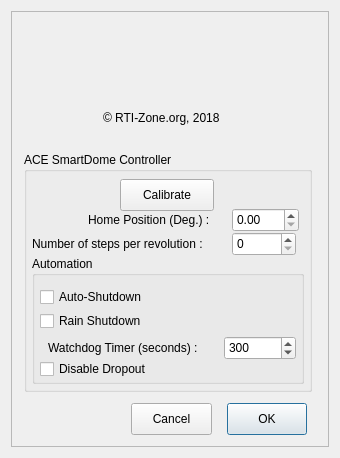
This is ACEDome.ui in rpineau/ACEDome as Qt 5 draws it before an edit. The edited form follows.
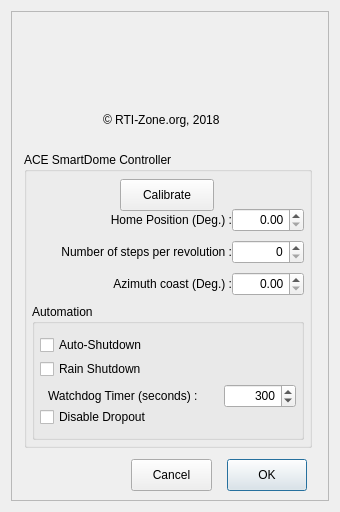
This is the edited form. Icons and pictures are not drawn. Custom widgets are drawn as their Qt base class.

Commit message: Added some code to back off a little bit if we pass home on homing. Also used the coast value to check goto and homing boundaries.

```diff
--- a/ACEDome.ui
+++ b/ACEDome.ui
@@ -7,19 +7,19 @@
     <x>0</x>
     <y>0</y>
     <width>340</width>
-    <height>458</height>
+    <height>512</height>
    </rect>
   </property>
   <property name="minimumSize">
    <size>
     <width>340</width>
-    <height>458</height>
+    <height>512</height>
    </size>
   </property>
   <property name="maximumSize">
    <size>
     <width>340</width>
-    <height>458</height>
+    <height>512</height>
    </size>
   </property>
   <property name="windowTitle">
@@ -55,7 +55,7 @@
         <x>13</x>
         <y>141</y>
         <width>288</width>
-        <height>240</height>
+        <height>296</height>
        </rect>
       </property>
       <property name="title">
@@ -77,25 +77,31 @@
       <widget class="QLabel" name="label_2">
        <property name="geometry">
         <rect>
-         <x>64</x>
+         <x>8</x>
          <y>56</y>
-         <width>132</width>
+         <width>200</width>
          <height>24</height>
         </rect>
        </property>
        <property name="text">
         <string>Home Position (Deg.) :</string>
        </property>
+       <property name="alignment">
+        <set>Qt::AlignRight|Qt::AlignTrailing|Qt::AlignVCenter</set>
+       </property>
       </widget>
       <widget class="QDoubleSpinBox" name="homePosition">
        <property name="geometry">
         <rect>
          <x>208</x>
          <y>56</y>
-         <width>67</width>
+         <width>72</width>
          <height>24</height>
         </rect>
        </property>
+       <property name="alignment">
+        <set>Qt::AlignRight|Qt::AlignTrailing|Qt::AlignVCenter</set>
+       </property>
        <property name="maximum">
         <double>359.990000000000009</double>
        </property>
@@ -104,24 +110,30 @@
        <property name="geometry">
         <rect>
          <x>8</x>
-         <y>80</y>
-         <width>185</width>
+         <y>88</y>
+         <width>200</width>
          <height>24</height>
         </rect>
        </property>
        <property name="text">
         <string>Number of steps per revolution :</string>
        </property>
+       <property name="alignment">
+        <set>Qt::AlignRight|Qt::AlignTrailing|Qt::AlignVCenter</set>
+       </property>
       </widget>
       <widget class="QSpinBox" name="ticksPerRev">
        <property name="geometry">
         <rect>
          <x>208</x>
-         <y>80</y>
-         <width>64</width>
+         <y>88</y>
+         <width>72</width>
          <height>24</height>
         </rect>
        </property>
+       <property name="alignment">
+        <set>Qt::AlignRight|Qt::AlignTrailing|Qt::AlignVCenter</set>
+       </property>
        <property name="maximum">
         <number>65535</number>
        </property>
@@ -130,9 +142,9 @@
        <property name="geometry">
         <rect>
          <x>8</x>
-         <y>104</y>
+         <y>152</y>
          <width>272</width>
-         <height>128</height>
+         <height>136</height>
         </rect>
        </property>
        <property name="title">
@@ -186,6 +198,9 @@
           <height>24</height>
          </rect>
         </property>
+        <property name="alignment">
+         <set>Qt::AlignRight|Qt::AlignTrailing|Qt::AlignVCenter</set>
+        </property>
         <property name="minimum">
          <number>1</number>
         </property>
@@ -210,6 +225,35 @@
         </property>
        </widget>
       </widget>
+      <widget class="QLabel" name="label_5">
+       <property name="geometry">
+        <rect>
+         <x>8</x>
+         <y>120</y>
+         <width>200</width>
+         <height>24</height>
+        </rect>
+       </property>
+       <property name="text">
+        <string>Azimuth coast (Deg.) :</string>
+       </property>
+       <property name="alignment">
+        <set>Qt::AlignRight|Qt::AlignTrailing|Qt::AlignVCenter</set>
+       </property>
+      </widget>
+      <widget class="QDoubleSpinBox" name="azimuthCoast">
+       <property name="geometry">
+        <rect>
+         <x>208</x>
+         <y>120</y>
+         <width>72</width>
+         <height>24</height>
+        </rect>
+       </property>
+       <property name="alignment">
+        <set>Qt::AlignRight|Qt::AlignTrailing|Qt::AlignVCenter</set>
+       </property>
+      </widget>
       <zorder>label_2</zorder>
       <zorder>homePosition</zorder>
       <zorder>label</zorder>
@@ -221,7 +265,7 @@
       <property name="geometry">
        <rect>
         <x>120</x>
-        <y>392</y>
+        <y>448</y>
         <width>81</width>
         <height>32</height>
        </rect>
@@ -234,7 +278,7 @@
       <property name="geometry">
        <rect>
         <x>216</x>
-        <y>392</y>
+        <y>448</y>
         <width>80</width>
         <height>32</height>
        </rect>
@@ -252,7 +296,7 @@
         <x>48</x>
         <y>13</y>
         <width>206</width>
-        <height>123</height>
+        <height>126</height>
        </rect>
       </property>
       <layout class="QGridLayout" name="gridLayout_4">
```
Left out of the diff: 2 changed lines with no effect on the pictures. The commit also changes 3 other files.
